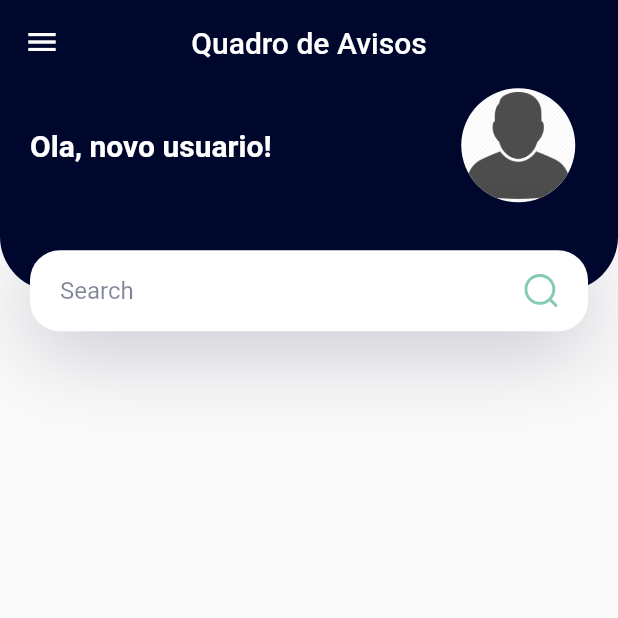
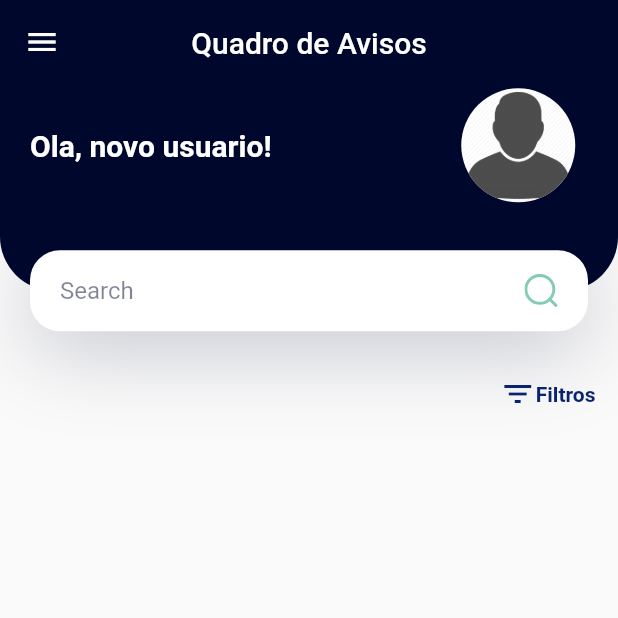
Before and after one commit to PedroAzevedo141/reu_app, a Flutter app: the screen it shows after launch, swiped to page 3, on a phone screen of 412 x 824 dp, the top half of it. Run offline on Flutter 3.47's test engine with Material 2 defaults, Android fonts, the phone set to English and light mode, and no system bars; our stand-ins replace cloud_firestore, firebase_auth, firebase_core, flutter_slidable, flutter_svg; accounts and stored records are empty.

Commit message:
[ADDED] o botao de filtro e ajustando alguns detalhes graficos.

```diff
--- a/lib/screens/warnings/warnings.dart
+++ b/lib/screens/warnings/warnings.dart
@@ -91,6 +91,7 @@ class _WarningPageState extends State<WarningPage> {
                     document.data()! as Map<String, dynamic>;
                 print("-=-=-=-=-=-=-=-=-");
                 print("data: $data");
+                print(document.id);
                 print("-=-=-=-=-=-=-=-=-");
                 if (data['title'] != null) {
                   return WarningListItem(
@@ -98,6 +99,7 @@ class _WarningPageState extends State<WarningPage> {
                     descricao: data['description'],
                     dateTime: data['dateTime'],
                     user: data['user_ID'],
+                    id_warning: document.id,
                   );
                 } else {
                   return const Padding(
@@ -124,10 +126,6 @@ class _WarningPageState extends State<WarningPage> {
         }
 
         print("Final!");
-        // return Column(
-        //   mainAxisAlignment: MainAxisAlignment.center,
-        //   children: children,
-        // );
 
         return Stack(
           children: <Widget>[
@@ -146,20 +144,36 @@ class _WarningPageState extends State<WarningPage> {
                 SliverToBoxAdapter(
                   child: HeaderWithSearchBox(size: size),
                 ),
-                // const SliverToBoxAdapter(
-                //   child: Padding(padding: EdgeInsets.all(400)),
-                // ),
-                // SliverList(
-                //   delegate: SliverChildListDelegate([
-                //     for (WarningModels war in warningsList)
-                //       WarningListItem(
-                //         newWarning: war,
-                //         onDelete: onDelete,
-                //       ),
-                //   ]),
-                // ),
-                // UserInformation(),
-
+                SliverToBoxAdapter(
+                  child: Column(
+                    crossAxisAlignment: CrossAxisAlignment.end,
+                    children: [
+                      Padding(
+                        padding:
+                            const EdgeInsets.only(right: 15.0, bottom: 8.0),
+                        child: InkWell(
+                          onTap: () {},
+                          child: Row(
+                            mainAxisSize: MainAxisSize.min,
+                            children: [
+                              const Icon(
+                                Icons.filter_list,
+                                color: kTertiaryColor,
+                              ),
+                              const Text(
+                                "Filtros",
+                                style: TextStyle(
+                                  color: kTertiaryColor,
+                                  fontWeight: FontWeight.bold,
+                                ),
+                              ),
+                            ],
+                          ),
+                        ),
+                      ),
+                    ],
+                  ),
+                ),
                 SliverList(
                   delegate: SliverChildListDelegate(children),
                 ),
--- a/lib/widgets/header_with_seachbox.dart
+++ b/lib/widgets/header_with_seachbox.dart
@@ -16,7 +16,7 @@ class HeaderWithSearchBox extends StatelessWidget {
   @override
   Widget build(BuildContext context) {
     return Container(
-      margin: const EdgeInsets.only(bottom: kDefaultPadding * 2.5),
+      margin: const EdgeInsets.only(bottom: kDefaultPadding * 1.5),
       // It will cover 20% of our total height
       height: size.height * 0.2,
       child: Stack(
```
Also changed, not shown: lib/screens/warnings/warning_list_item.dart (+11 -7 lines), 2 other files.
